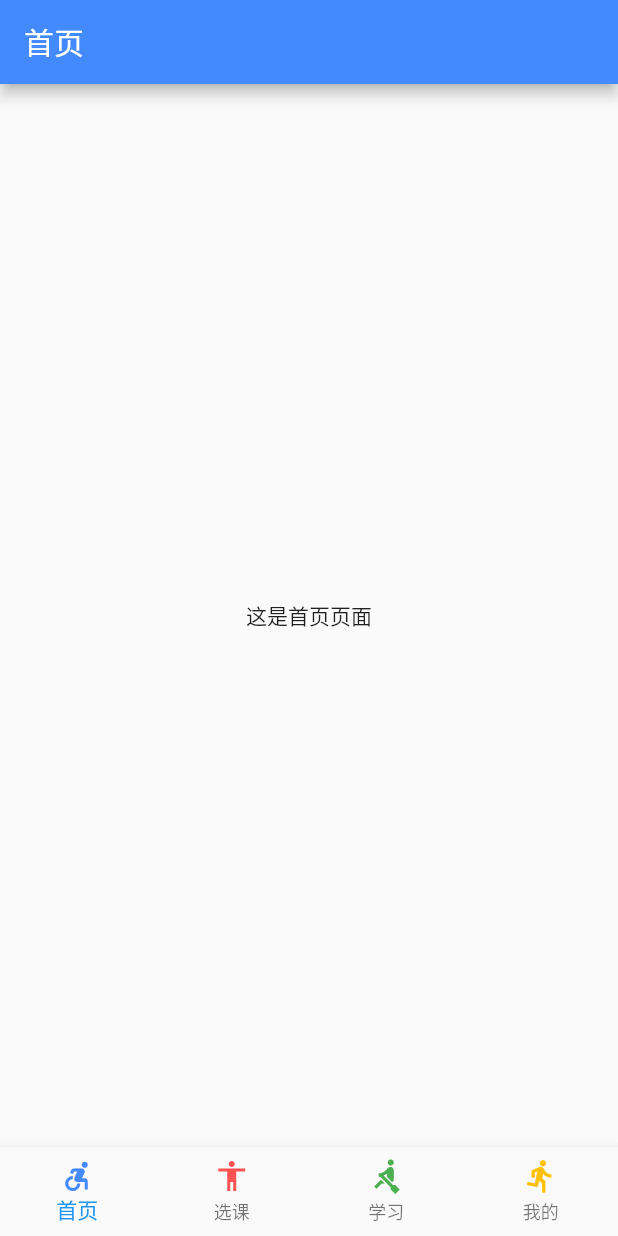
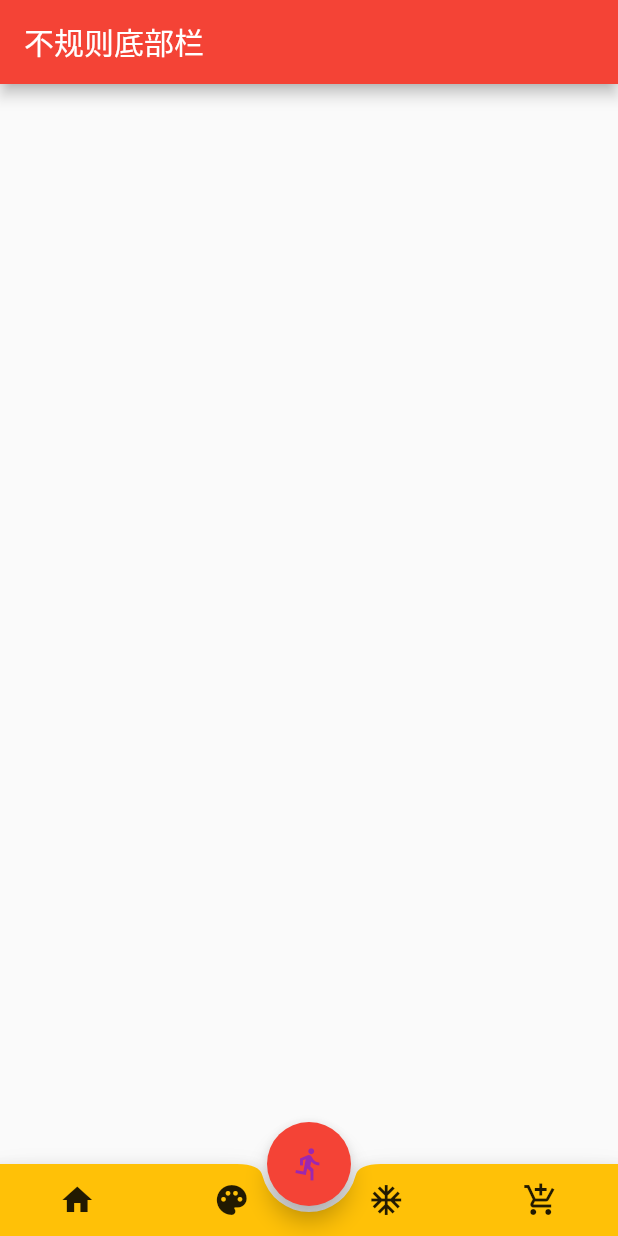
Before and after one commit to malongq/flutter3, a Flutter app: the screen it shows after launch, on a phone screen of 412 x 824 dp. Run offline on Flutter 3.47's test engine with Material 2 defaults, Android fonts, the phone set to English and light mode, and no system bars.

Commit message:
不规则底部工具栏制作

```diff
--- /dev/null
+++ b/lib/float/float_action_bar.dart
@@ -0,0 +1,40 @@
+import 'package:flutter/material.dart';
+import 'package:flutter_bottom/pages/homepage.dart';
+class FloatBar extends StatefulWidget {
+  @override
+  _FloatBarState createState() => _FloatBarState();
+}
+
+class _FloatBarState extends State<FloatBar> {
+  @override
+  Widget build(BuildContext context) {
+    return Scaffold(
+      appBar: AppBar(title: Text('不规则底部栏'),),
+
+      floatingActionButton: FloatingActionButton(
+        onPressed: (){},
+        tooltip: '这是一个tips',
+        child: Icon(Icons.directions_run,color: Colors.purple,),
+      ),
+
+      floatingActionButtonLocation: FloatingActionButtonLocation.centerDocked,
+
+      bottomNavigationBar: BottomAppBar(
+        color: Colors.amber,
+        shape: CircularNotchedRectangle(),
+        child: Row(
+          mainAxisSize: MainAxisSize.max,
+          mainAxisAlignment: MainAxisAlignment.spaceAround,
+          children: <Widget>[
+            IconButton(icon: Icon(Icons.home), onPressed: (){
+              Navigator.push(context, MaterialPageRoute(builder: (context)=>new HomePage()));
+            }),
+            IconButton(icon: Icon(Icons.palette), onPressed: (){}),
+            IconButton(icon: Icon(Icons.ac_unit), onPressed: (){}),
+            IconButton(icon: Icon(Icons.add_shopping_cart), onPressed: (){}),
+          ],
+        ),
+      ),
+    );
+  }
+}
--- a/lib/main.dart
+++ b/lib/main.dart
@@ -16,18 +16,52 @@
 
 //todo 这个类是重新写一遍，加深记忆
 
+//import 'package:flutter/material.dart';
+//import 'b.dart';
+//
+//void main()=> runApp(MyApp());
+//
+//class MyApp extends StatelessWidget {
+//  @override
+//  Widget build(BuildContext context) {
+//    return MaterialApp(
+//      title: '重新写的主入口',
+//      theme: ThemeData.light(),
+//      home: B(),
+//    );
+//  }
+//}
+
+//todo 这个类是重新写一遍，加深记忆
+//import 'package:flutter/material.dart';
+//import 'bottom_navigation_widget.dart';
+//void main()=>runApp(MyApp());
+//
+//class MyApp extends StatelessWidget {
+//  @override
+//  Widget build(BuildContext context) {
+//    return MaterialApp(
+//      title: '复习底部导航栏',
+//      theme: ThemeData.fallback(),
+//      home: BottomNavigationWidget(),
+//    );
+//  }
+//}
+
+//todo 这个类是练习不规则底部栏的制作入口
 import 'package:flutter/material.dart';
-import 'b.dart';
-
-void main()=> runApp(MyApp());
+import 'float/float_action_bar.dart';
+void main()=>runApp(MyApp());
 
 class MyApp extends StatelessWidget {
   @override
   Widget build(BuildContext context) {
     return MaterialApp(
-      title: '重新写的主入口',
-      theme: ThemeData.light(),
-      home: B(),
+      title: '练习不规则底部按钮的制作',
+      theme: ThemeData(
+        primarySwatch: Colors.red,
+      ),
+      home: FloatBar(),
     );
   }
 }
```
Also changed, not shown: lib/bottom_navigation_widget.dart (+172 -66 lines).
